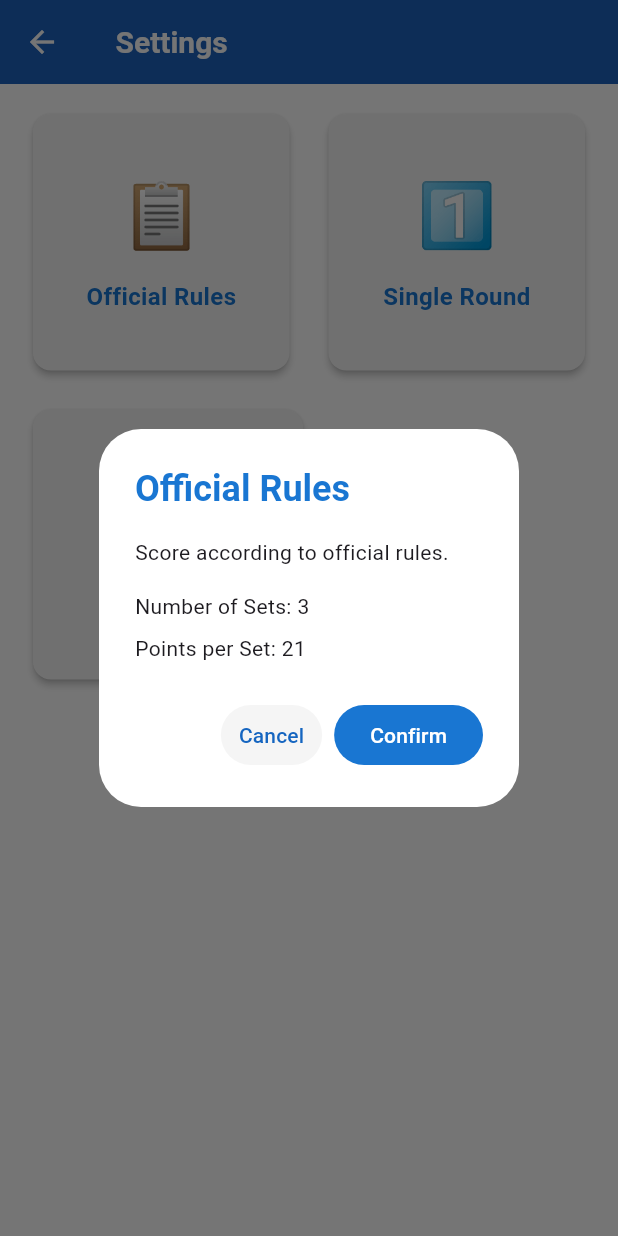
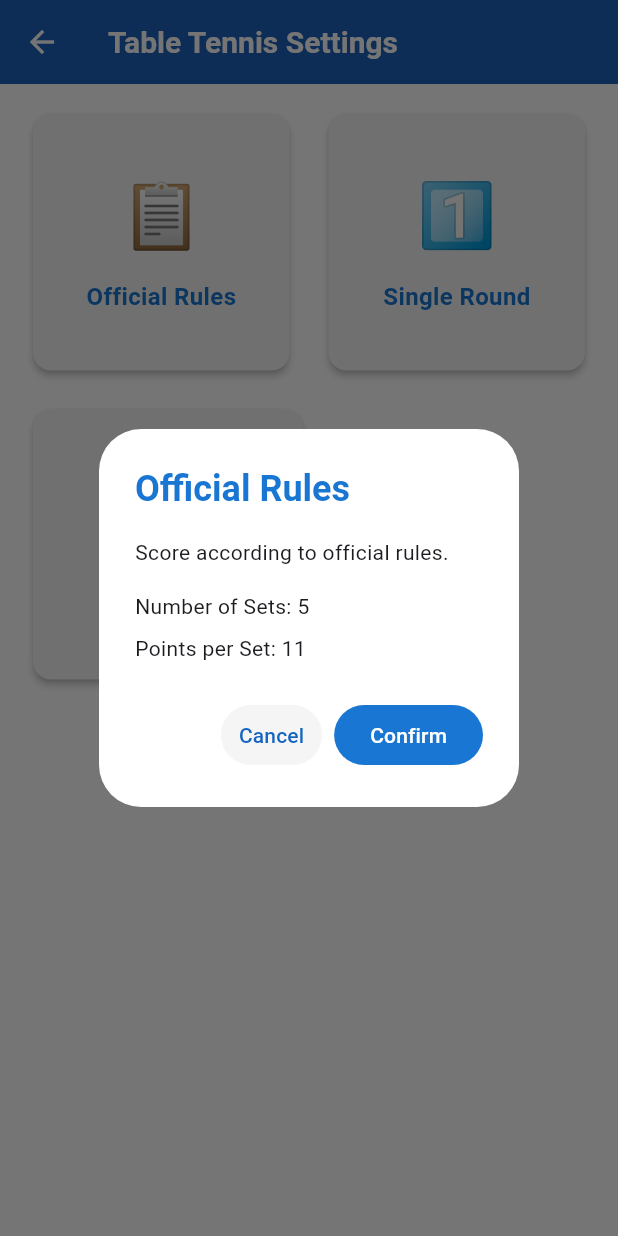
Before and after one commit to Lbin91/tapscore, a Flutter app: the OptionScreen screen opened directly with empty values, after a tap on "Official Rules", on a phone screen of 412 x 824 dp. Run offline on Flutter 3.47's test engine with Material 3 defaults, Android fonts, the phone set to English and light mode, and no system bars; our stand-ins replace easy_localization, firebase_core, firebase_remote_config, google_mobile_ads, package_info_plus; accounts and stored records are empty; network calls fail.

Commit message:
refactor: 옵션 화면 코드 구조 개선
- 메소드 분리를 통한 단일 책임 원칙 적용
  - _applySettingsAndShowFeedback: 설정 변경 및 피드백 처리
  - _buildSettingsDialog: 설정 다이얼로그 UI 구성
  - _buildExitConfirmationDialog: 종료 확인 다이얼로그 UI 구성
  - _handleScreenExit: 화면 종료 로직 처리
- 각 메소드에 한글 주석 추가로 코드 가독성 향상
- PopScope 관련 TODO 주석 추가로 향후 개선 포인트 명시

BREAKING CHANGE: 없음

```diff
--- a/assets/translations/en.json
+++ b/assets/translations/en.json
@@ -73,6 +73,12 @@
       },
       "cancel": "Cancel",
       "confirm": "Confirm"
+    },
+    "exitConfirm": {
+      "title": "Cancel Settings",
+      "message": "Changes will not be saved.\nAre you sure you want to exit?",
+      "cancel": "Cancel",
+      "confirm": "Exit"
     }
   },
   "common": {
--- a/assets/translations/ko.json
+++ b/assets/translations/ko.json
@@ -73,6 +73,12 @@
       },
       "cancel": "취소",
       "confirm": "확인"
+    },
+    "exitConfirm": {
+      "title": "설정 변경 취소",
+      "message": "변경된 설정이 저장되지 않습니다.\n정말 나가시겠습니까?",
+      "cancel": "취소",
+      "confirm": "나가기"
     }
   },
   "common": {
--- a/lib/models/sports.dart
+++ b/lib/models/sports.dart
@@ -1,21 +1,80 @@
 import 'package:easy_localization/easy_localization.dart';
 
+// 지원하는 스포츠 종목 enum
+enum SportType {
+  tableTennis('sports.tableTennis', '🏓'),
+  pickleball('sports.pickleball', '🥒'),
+  badminton('sports.badminton', '🏸');
+
+  final String nameKey;
+  final String icon;
+
+  const SportType(this.nameKey, this.icon);
+}
+
+// 스포츠 설정 타입 enum
+enum GameSettingType {
+  official, // 공식 규칙
+  single, // 단일 라운드
+  custom // 커스텀 설정
+}
+
+// 스포츠 기본 설정을 담는 클래스
+class SportSettings {
+  final int maxRound;
+  final int scorePerRound;
+
+  const SportSettings({
+    required this.maxRound,
+    required this.scorePerRound,
+  });
+}
+
 class Sport {
-  final int id;
-  final String name;
-  final String icon;
+  final SportType type;
   int maxRound;
   int scorePerRound;
 
+  // 종목별 기본 설정값 정의
+  static const Map<SportType, Map<GameSettingType, SportSettings>>
+      defaultSettings = {
+    SportType.tableTennis: {
+      GameSettingType.official: SportSettings(maxRound: 5, scorePerRound: 11),
+      GameSettingType.single: SportSettings(maxRound: 1, scorePerRound: 11),
+    },
+    SportType.pickleball: {
+      GameSettingType.official: SportSettings(maxRound: 3, scorePerRound: 11),
+      GameSettingType.single: SportSettings(maxRound: 1, scorePerRound: 11),
+    },
+    SportType.badminton: {
+      GameSettingType.official: SportSettings(maxRound: 3, scorePerRound: 21),
+      GameSettingType.single: SportSettings(maxRound: 1, scorePerRound: 21),
+    },
+  };
+
   Sport({
-    required this.id,
-    required this.name,
-    required this.icon,
+    required this.type,
     required this.maxRound,
     required this.scorePerRound,
   });
 
+  // 종목 이름 반환
+  String get name => type.nameKey;
+
+  // 종목 아이콘 반환
+  String get icon => type.icon;
+
+  // 번역된 이름 반환
   String get translatedName => name.tr();
+
+  // 설정 타입에 따른 기본값 적용
+  void applyDefaultSettings(GameSettingType settingType) {
+    final settings = defaultSettings[type]?[settingType] ??
+        const SportSettings(maxRound: 3, scorePerRound: 21);
+
+    maxRound = settings.maxRound;
+    scorePerRound = settings.scorePerRound;
+  }
 
   void updateRoundSettings({
     required int newMaxRound,
@@ -24,4 +83,29 @@ class Sport {
     maxRound = newMaxRound;
     scorePerRound = newScorePerRound;
   }
+
+  // 공식 규칙으로 Sport 인스턴스를 생성하는 팩토리 생성자
+  factory Sport.withOfficialSettings(SportType type) {
+    final settings = defaultSettings[type]?[GameSettingType.official] ??
+        const SportSettings(maxRound: 3, scorePerRound: 21);
+
+    return Sport(
+      type: type,
+      maxRound: settings.maxRound,
+      scorePerRound: settings.scorePerRound,
+    );
+  }
+
+  // 복사본을 생성하는 메소드
+  Sport copyWith({
+    SportType? type,
+    int? maxRound,
+    int? scorePerRound,
+  }) {
+    return Sport(
+      type: type ?? this.type,
+      maxRound: maxRound ?? this.maxRound,
+      scorePerRound: scorePerRound ?? this.scorePerRound,
+    );
+  }
 }
--- a/lib/screens/option_screen.dart
+++ b/lib/screens/option_screen.dart
@@ -7,8 +7,10 @@ import '../models/score_option.dart';
 import '../models/sports.dart';
 import '../widgets/score_settings_dialog.dart';
 
+// 스포츠 점수 설정 화면을 구성하는 위젯
+// 공식 규칙, 단일 라운드, 커스텀 설정 등의 옵션을 제공하는 화면
 class OptionScreen extends StatefulWidget {
-  final Sport originalSport; // 원본 스포츠 객체
+  final Sport originalSport;
 
   const OptionScreen({
     Key? key,
@@ -19,9 +21,14 @@ class OptionScreen extends StatefulWidget {
   State<OptionScreen> createState() => _OptionScreenState();
 }
 
+// OptionScreen의 상태를 관리하는 클래스
+// 스포츠 설정 옵션의 상태 관리 및 UI 구성을 담당
 class _OptionScreenState extends State<OptionScreen> {
-  late Sport sport; // 작업용 복사본 스포츠 객체
+  late Sport sport;
+  late Sport initialSport; // 초기 설정을 저장할 변수 추가
 
+  // 점수 설정 옵션 목록 정의
+  // 공식 규칙, 단일 라운드, 커스텀 설정의 기본 정보를 포함
   final List<ScoreOption> options = const [
     ScoreOption(
       id: 'official',
@@ -46,44 +53,146 @@ class _OptionScreenState extends State<OptionScreen> {
   @override
   void initState() {
     super.initState();
-    // 원본 Sport 객체의 복사본 생성
     _createSportCopy();
   }
 
-  // 원본 Sport 객체로부터 복사본 생성
+  // 원본 스포츠 객체의 복사본을 생성하는 메소드
+  // 설정 변경 시 원본 데이터 보호를 위해 사용
   void _createSportCopy() {
-    sport = Sport(
-      name: widget.originalSport.name,
-      icon: widget.originalSport.icon,
-      id: widget.originalSport.id,
-      maxRound: widget.originalSport.maxRound,
-      scorePerRound: widget.originalSport.scorePerRound,
-    );
-
-    // 종목별 기본값 설정
+    sport = widget.originalSport.copyWith();
+    // 초기 설정 저장
+    initialSport = widget.originalSport.copyWith();
     _setDefaultSettings();
   }
 
-  // 종목별 기본 설정 적용
+  // 스포츠 종목별 기본 설정을 적용하는 메소드
+  // 각 종목의 공식 규칙에 따른 라운드 수와 점수를 설정
   void _setDefaultSettings() {
-    // 스포츠에 따라 기본 설정 초기화
-    if (sport.name == 'sports.badminton') {
-      sport.updateRoundSettings(newMaxRound: 3, newScorePerRound: 21);
-    } else if (sport.name == 'sports.tableTennis') {
-      sport.updateRoundSettings(newMaxRound: 5, newScorePerRound: 11);
-    } else if (sport.name == 'sports.pickleball') {
-      sport.updateRoundSettings(newMaxRound: 3, newScorePerRound: 11);
-    } else {
-      sport.updateRoundSettings(newMaxRound: 3, newScorePerRound: 21);
+    sport.applyDefaultSettings(GameSettingType.official);
+  }
+
+  // 설정 변경 여부를 확인하는 메소드
+  bool _hasSettingsChanged() {
+    return sport.maxRound != initialSport.maxRound ||
+        sport.scorePerRound != initialSport.scorePerRound;
+  }
+
+  // 설정 변경사항을 적용하고 스낵바를 표시하는 메소드
+  // 설정 변경 후 사용자에게 피드백을 제공
+  void _applySettingsAndShowFeedback(
+    BuildContext context,
+    ScoreOption option,
+    int maxRound,
+    int scorePerRound,
+  ) {
+    setState(() {
+      sport.updateRoundSettings(
+        newMaxRound: maxRound,
+        newScorePerRound: scorePerRound,
+      );
+    });
+    _showOptionSelectedSnackBar(context, option);
+  }
+
+  // 설정 다이얼로그의 UI를 구성하는 메소드
+  // 옵션에 따라 다이얼로그의 내용과 동작을 설정
+  Widget _buildSettingsDialog(
+    BuildContext context,
+    ScoreOption option,
+    bool allowCustomSettings,
+  ) {
+    return ScoreSettingsDialog(
+      sport: sport,
+      option: option,
+      allowCustomSettings: allowCustomSettings,
+      onSettingsChanged: (maxRound, scorePerRound) {
+        _applySettingsAndShowFeedback(
+          context,
+          option,
+          maxRound,
+          scorePerRound,
+        );
+      },
+    );
+  }
+
+  // 설정 다이얼로그를 표시하는 메소드
+  // 선택된 옵션에 따라 설정 가능 여부를 결정하고 다이얼로그 표시
+  void _showSettingsDialog(BuildContext context, ScoreOption option) {
+    bool allowCustomSettings = option.id == 'custom';
+
+    showDialog(
+      context: context,
+      barrierDismissible: true,
+      barrierColor: Colors.black54,
+      builder: (context) => _buildSettingsDialog(
+        context,
+        option,
+        allowCustomSettings,
+      ),
+    );
+  }
+
+  // 종료 확인 다이얼로그의 UI를 구성하는 메소드
+  // 사용자에게 설정 변경 취소 여부를 확인
+  Widget _buildExitConfirmationDialog() {
+    return AlertDialog(
+      title: Text('dialog.exitConfirm.title'.tr()),
+      content: Text('dialog.exitConfirm.message'.tr()),
+      actions: [
+        TextButton(
+          onPressed: () => Navigator.of(context).pop(false),
+          child: Text(
+            'dialog.exitConfirm.cancel'.tr(),
+            style: const TextStyle(color: Colors.grey),
+          ),
+        ),
+        TextButton(
+          onPressed: () => Navigator.of(context).pop(true),
+          child: Text(
+            'dialog.exitConfirm.confirm'.tr(),
+            style: TextStyle(
+              color: AppColors.mainColor,
+              fontWeight: FontWeight.bold,
+            ),
+          ),
+        ),
+      ],
+    );
+  }
+
+  // 뒤로 가기 전 확인 다이얼로그를 표시하는 메소드
+  Future<bool> _showExitConfirmationDialog() async {
+    final result = await showDialog<bool>(
+      context: context,
+      builder: (context) => _buildExitConfirmationDialog(),
+    );
+    return result ?? false;
+  }
+
+  // 화면 종료 처리를 담당하는 메소드
+  // 설정 변경 여부를 확인하고 적절한 처리를 수행
+  Future<void> _handleScreenExit(bool didPop) async {
+    if (didPop) return;
+
+    final bool shouldPop =
+        !_hasSettingsChanged() || await _showExitConfirmationDialog();
+    if (shouldPop && context.mounted) {
+      // TODO: Navigator.pop()의 두 번째 파라미터로 변경된 sport 객체를 전달하여
+      // 이전 화면에서 설정 변경사항을 반영할 수 있음
+      Navigator.of(context).pop();
     }
   }
 
   @override
   Widget build(BuildContext context) {
-    return WillPopScope(
-      onWillPop: () async {
-        // 뒤로가기 시 설정 초기화
-        return true;
+    return PopScope(
+      canPop: false,
+      // TODO: onPopInvokedWithResult를 통해 변경된 설정 값을 이전 화면으로 전달할 수 있음
+      // result 파라미터를 활용하여 sport 객체의 변경된 설정을 전달하고, 이전 화면에서 처리하도록 개선 가능
+      onPopInvokedWithResult: (didPop, result) async {
+        await _handleScreenExit(didPop);
+        return;
       },
       child: Scaffold(
         backgroundColor: AppColors.backgroundColor,
@@ -93,12 +202,10 @@ class _OptionScreenState extends State<OptionScreen> {
     );
   }
 
-  // 메인 화면의 body를 구성하는 메소드
-  // 옵션 카드 목록과 광고 배너를 포함
+  // 화면의 본문을 구성하는 메소드
+  // 옵션 카드 목록과 하단 광고 배너를 포함
   Widget _buildBody(BuildContext context) {
-    // MediaQuery를 통해 하단 패딩값 가져오기
     final bottomPadding = MediaQuery.of(context).padding.bottom;
-
     return Column(
       children: [
         Expanded(
@@ -107,15 +214,15 @@ class _OptionScreenState extends State<OptionScreen> {
         Column(
           children: [
             const BannerAdWidget(type: BannerAdType.detail),
-            SizedBox(height: bottomPadding), // 하단 SafeArea 영역만큼 패딩 추가
+            SizedBox(height: bottomPadding),
           ],
         ),
       ],
     );
   }
 
-  // 앱바를 구성하는 메소드
-  // 스포츠 이름과 뒤로가기 버튼을 포함한 상단바 구성
+  // 상단 앱바를 구성하는 메소드
+  // 스포츠 이름과 설정 타이틀을 표시
   PreferredSizeWidget _buildAppBar() {
     return AppBar(
       title: _buildAppBarTitle(),
@@ -125,8 +232,8 @@ class _OptionScreenState extends State<OptionScreen> {
     );
   }
 
-  // 앱바의 타이틀을 구성하는 메소드
-  // 스포츠 이름과 점수 방식 텍스트를 표시
+  // 앱바 타이틀을 구성하는 메소드
+  // 현재 선택된 스포츠의 이름을 다국어 지원하여 표시
   Widget _buildAppBarTitle() {
     return Text(
       'dialog.settings.title'.tr(args: [sport.name.tr()]),
@@ -138,13 +245,13 @@ class _OptionScreenState extends State<OptionScreen> {
     );
   }
 
-  // 옵션 카드들의 전체 레이아웃을 구성하는 메소드
-  // 패딩과 카드 배치를 담당
+  // 옵션 카드들의 레이아웃을 구성하는 메소드
+  // 공식 규칙, 단일 라운드, 커스텀 설정 카드를 배치
   Widget _buildOptionCards(BuildContext context) {
     return Padding(
       padding: EdgeInsets.symmetric(horizontal: 18.0, vertical: 16.0),
       child: Column(
-        crossAxisAlignment: CrossAxisAlignment.start, // 왼쪽 정렬을 위해 추가
+        crossAxisAlignment: CrossAxisAlignment.start,
         children: [
           _buildOptionCardRow(context),
           SizedBox(height: 18),
@@ -154,8 +261,8 @@ class _OptionScreenState extends State<OptionScreen> {
     );
   }
 
-  // 개별 옵션 카드를 구성하는 메소드
-  // 카드의 비율과 터치 이벤트 처리를 담당
+  // 개별 옵션 카드를 생성하는 메소드
+  // 카드의 크기와 터치 이벤트를 설정
   Widget _buildOptionCard(BuildContext context, ScoreOption option,
       {bool useExpanded = true}) {
     Widget card = AspectRatio(
@@ -166,12 +273,11 @@ class _OptionScreenState extends State<OptionScreen> {
         onTap: () => _handleOptionSelected(context, option),
       ),
     );
-
     return useExpanded ? Expanded(child: card) : card;
   }
 
   // 첫 번째 줄의 옵션 카드들을 구성하는 메소드
-  // 공식 규칙과 단일 라운드 카드를 가로로 배치
+  // 공식 규칙과 단일 라운드 옵션을 가로로 배치
   Widget _buildOptionCardRow(BuildContext context) {
     return Row(
       children: [
@@ -182,11 +288,11 @@ class _OptionScreenState extends State<OptionScreen> {
     );
   }
 
-  // 두 번째 줄의 단일 옵션 카드를 구성하는 메소드
-  // 커스텀 옵션 카드를 화면 절반 크기로 왼쪽 정렬
+  // 두 번째 줄의 커스텀 옵션 카드를 구성하는 메소드
+  // 화면 절반 크기로 왼쪽에 배치
   Widget _buildSingleOptionCard(BuildContext context) {
     return Align(
-      alignment: Alignment.centerLeft, // 왼쪽 정렬
+      alignment: Alignment.centerLeft,
       child: SizedBox(
         width: (MediaQuery.of(context).size.width - 36) / 2,
         child: _buildOptionCard(context, options[2], useExpanded: false),
@@ -194,8 +300,8 @@ class _OptionScreenState extends State<OptionScreen> {
     );
   }
 
-  // 옵션 선택 시 스낵바를 표시하는 메소드
-  // 선택된 옵션의 이름과 함께 알림을 표시
+  // 옵션 선택 시 알림 메시지를 표시하는 메소드
+  // 선택된 설정이 적용되었음을 사용자에게 알림
   void _showOptionSelectedSnackBar(BuildContext context, ScoreOption option) {
     ScaffoldMessenger.of(context).showSnackBar(
       SnackBar(
@@ -209,63 +315,19 @@ class _OptionScreenState extends State<OptionScreen> {
     );
   }
 
+  // 옵션 선택 시 처리를 담당하는 메소드
+  // 선택된 옵션에 따라 스포츠 설정을 업데이트하고 다이얼로그 표시
   void _handleOptionSelected(BuildContext context, ScoreOption option) {
-    // 선택된 옵션에 따라 Sport 객체의 기본값 재설정
     switch (option.id) {
       case 'official':
-        // 공식 규칙: 종목별 기본값 설정
-        if (sport.name == 'sports.badminton') {
-          sport.updateRoundSettings(newMaxRound: 3, newScorePerRound: 21);
-        } else if (sport.name == 'sports.tableTennis') {
-          sport.updateRoundSettings(newMaxRound: 5, newScorePerRound: 11);
-        } else if (sport.name == 'sports.pickleball') {
-          sport.updateRoundSettings(newMaxRound: 3, newScorePerRound: 11);
-        } else {
-          sport.updateRoundSettings(newMaxRound: 3, newScorePerRound: 21);
-        }
+        sport.applyDefaultSettings(GameSettingType.official);
         break;
       case 'single':
-        // 단일 라운드: 종목별 점수 설정
-        if (sport.name == 'sports.badminton') {
-          sport.updateRoundSettings(newMaxRound: 1, newScorePerRound: 21);
-        } else if (sport.name == 'sports.tableTennis' ||
-            sport.name == 'sports.pickleball') {
-          sport.updateRoundSettings(newMaxRound: 1, newScorePerRound: 11);
-        } else {
-          sport.updateRoundSettings(newMaxRound: 1, newScorePerRound: 21);
-        }
+        sport.applyDefaultSettings(GameSettingType.single);
         break;
       case 'custom':
-        // 커스텀: 현재 값 유지
         break;
     }
-
-    // 선택된 옵션에 따라 설정 팝업 표시
     _showSettingsDialog(context, option);
   }
-
-  void _showSettingsDialog(BuildContext context, ScoreOption option) {
-    // 커스텀 옵션인 경우에만 사용자가 설정 가능하도록 함
-    bool allowCustomSettings = option.id == 'custom';
-
-    showDialog(
-      context: context,
-      barrierDismissible: true,
-      barrierColor: Colors.black54,
-      builder: (context) => ScoreSettingsDialog(
-        sport: sport,
-        option: option,
-        allowCustomSettings: allowCustomSettings,
-        onSettingsChanged: (maxRound, scorePerRound) {
-          setState(() {
-            sport.updateRoundSettings(
-              newMaxRound: maxRound,
-              newScorePerRound: scorePerRound,
-            );
-          });
-          _showOptionSelectedSnackBar(context, option);
-        },
-      ),
-    );
-  }
 }
```
Also changed, not shown: lib/main.dart (+54 -43 lines), lib/screens/main_screen.dart (+13 -25 lines).
